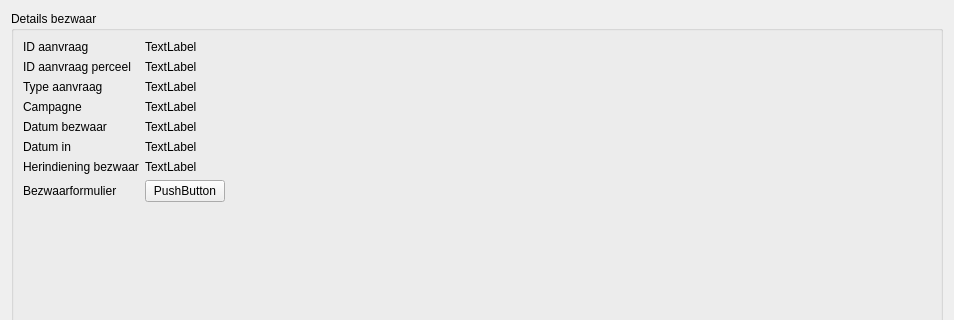
First picture: the form in parceleditwindow/ui_detailsobjection.ui, repository DOV-Vlaanderen/erosiebezwaren, before the edit; both pictures show x 0 to 954 and y 0 to 320 of the 954 by 572 pixel window.
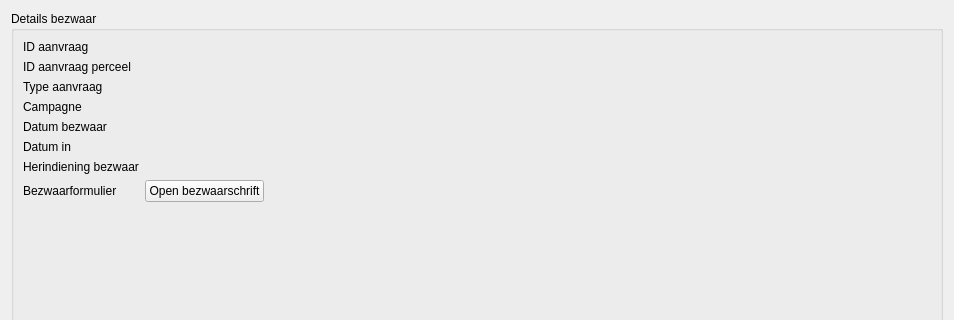
Second picture: the form after the edit. Custom widgets are drawn as their Qt base class.

Diff of the .ui file:
```diff
--- a/parceleditwindow/ui_detailsobjection.ui
+++ b/parceleditwindow/ui_detailsobjection.ui
@@ -30,7 +30,7 @@
       <item row="0" column="1">
        <widget class="QLabel" name="label_2">
         <property name="text">
-         <string>TextLabel</string>
+         <string/>
         </property>
        </widget>
       </item>
@@ -44,7 +44,7 @@
       <item row="1" column="1">
        <widget class="QLabel" name="label_4">
         <property name="text">
-         <string>TextLabel</string>
+         <string/>
         </property>
        </widget>
       </item>
@@ -58,7 +58,7 @@
       <item row="2" column="1">
        <widget class="QLabel" name="label_6">
         <property name="text">
-         <string>TextLabel</string>
+         <string/>
         </property>
        </widget>
       </item>
@@ -72,7 +72,7 @@
       <item row="3" column="1">
        <widget class="QLabel" name="label_10">
         <property name="text">
-         <string>TextLabel</string>
+         <string/>
         </property>
        </widget>
       </item>
@@ -86,7 +86,7 @@
       <item row="4" column="1">
        <widget class="QLabel" name="label_8">
         <property name="text">
-         <string>TextLabel</string>
+         <string/>
         </property>
        </widget>
       </item>
@@ -100,7 +100,7 @@
       <item row="5" column="1">
        <widget class="QLabel" name="label_12">
         <property name="text">
-         <string>TextLabel</string>
+         <string/>
         </property>
        </widget>
       </item>
@@ -114,7 +114,7 @@
       <item row="6" column="1">
        <widget class="QLabel" name="label_14">
         <property name="text">
-         <string>TextLabel</string>
+         <string/>
         </property>
        </widget>
       </item>
@@ -126,7 +126,7 @@
        </widget>
       </item>
       <item row="7" column="1">
-       <widget class="QPushButton" name="pushButton">
+       <widget class="EnabledBooleanButton" name="efw_bezwaarformulier">
         <property name="sizePolicy">
          <sizepolicy hsizetype="Maximum" vsizetype="Fixed">
           <horstretch>0</horstretch>
@@ -134,7 +134,7 @@
          </sizepolicy>
         </property>
         <property name="text">
-         <string>PushButton</string>
+         <string>Open bezwaarschrift</string>
         </property>
        </widget>
       </item>
@@ -143,6 +143,13 @@
    </item>
   </layout>
  </widget>
+ <customwidgets>
+  <customwidget>
+   <class>EnabledBooleanButton</class>
+   <extends>QPushButton</extends>
+   <header>Erosiebezwaren/widgets/valuelabel.h</header>
+  </customwidget>
+ </customwidgets>
  <resources/>
  <connections/>
 </ui>
```
